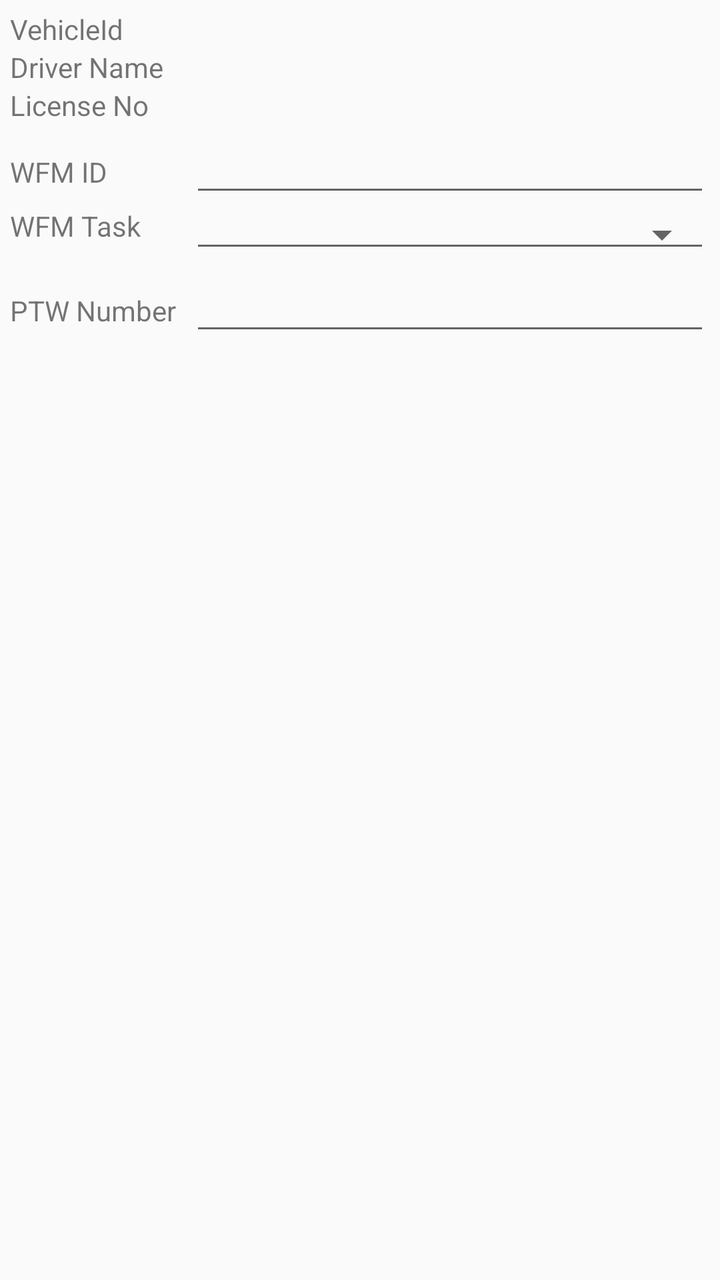
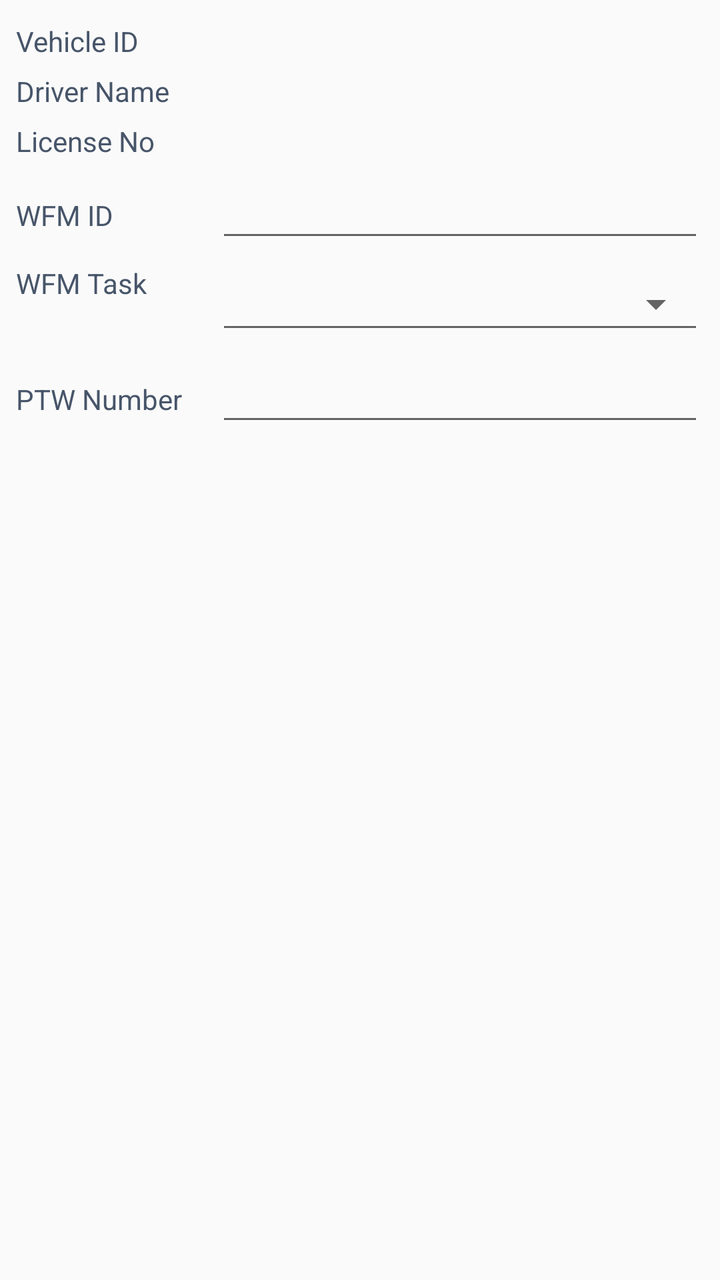

Compare the two renders of this Android layout. The source of the first and the diff that turns it into the second are given below.
<!-- AndroidManifest.xml: application theme AppTheme -->
<!-- res/layout/chklist_header.xml -->
<?xml version="1.0" encoding="utf-8"?>
<LinearLayout xmlns:android="http://schemas.android.com/apk/res/android"
    android:orientation="vertical" android:layout_width="match_parent"
    android:layout_height="match_parent">
    <LinearLayout
        android:layout_width="match_parent"
        android:layout_height="wrap_content"
        android:layout_marginLeft="5dp"
        android:layout_marginRight="5dp"
        android:layout_marginTop="5dp"
        android:orientation="horizontal">

        <TextView
            android:layout_width="90dp"
            android:layout_height="wrap_content"
            android:text="VehicleId" />

        <TextView
            android:id="@+id/vehicleid"
            android:layout_width="wrap_content"
            android:layout_height="wrap_content"
            android:textColor="@color/black"
            android:textStyle="bold" />
    </LinearLayout>

    <LinearLayout
        android:layout_width="match_parent"
        android:layout_height="wrap_content"
        android:layout_marginLeft="5dp"
        android:layout_marginRight="5dp"
        android:orientation="horizontal">

        <TextView
            android:layout_width="90dp"
            android:layout_height="wrap_content"
            android:text="Driver Name" />

        <TextView
            android:id="@+id/drivername"
            android:layout_width="wrap_content"
            android:layout_height="wrap_content"
            android:textStyle="bold" />
    </LinearLayout>

    <LinearLayout
        android:layout_width="match_parent"
        android:layout_height="wrap_content"
        android:layout_marginLeft="5dp"
        android:layout_marginRight="5dp"
        android:orientation="horizontal">

        <TextView
            android:layout_width="90dp"
            android:layout_height="wrap_content"
            android:text="License No" />

        <TextView
            android:id="@+id/license"
            android:layout_width="wrap_content"
            android:layout_height="wrap_content"
            android:textStyle="bold" />
    </LinearLayout>

    <LinearLayout
        android:layout_width="match_parent"
        android:layout_height="wrap_content"
        android:layout_marginLeft="5dp"
        android:layout_marginRight="5dp"
        android:orientation="horizontal">

        <TextView
            android:layout_width="90dp"
            android:layout_height="wrap_content"
            android:text="WFM ID" />

        <EditText
            android:id="@+id/wfm"
            android:layout_width="match_parent"
            android:layout_height="wrap_content"
            android:digits="abcdefghijklmnopqrstuvwxyzABCDEFGHIJKLMNOPQRSTUVWXYZ0123456789"
            android:inputType="text"
            android:maxLength="30"
            android:maxLines="1" />
    </LinearLayout>

    <LinearLayout
        android:layout_width="match_parent"
        android:layout_height="wrap_content"
        android:layout_marginLeft="5dp"
        android:layout_marginRight="5dp"
        android:orientation="horizontal">

        <TextView
            android:layout_width="90dp"
            android:layout_height="wrap_content"
            android:text="WFM Task" />

        <Spinner
            android:id="@+id/wfmTask"
            style="@android:style/Widget.Material.Spinner.Underlined"
            android:layout_width="match_parent"
            android:layout_height="wrap_content" />
    </LinearLayout>

    <LinearLayout
        android:layout_width="match_parent"
        android:layout_height="wrap_content"
        android:layout_marginLeft="5dp"
        android:layout_marginRight="5dp"
        android:orientation="horizontal">

        <TextView
            android:layout_width="90dp"
            android:layout_height="wrap_content"
            android:text="PTW Number" />

        <EditText
            android:id="@+id/ptw"
            android:layout_width="match_parent"
            android:layout_height="wrap_content"
            android:digits="abcdefghijklmnopqrstuvwxyzABCDEFGHIJKLMNOPQRSTUVWXYZ0123456789"
            android:inputType="text"
            android:maxLength="30"
            android:maxLines="1" />
    </LinearLayout>
</LinearLayout>
<!-- resources referenced by this layout -->
<resources>
  <color name="black">#000000</color>
  <style name="AppTheme" parent="Theme.AppCompat.Light.DarkActionBar">
          
          <item name="colorPrimary">@color/colorPrimary</item>
          <item name="colorPrimaryDark">@color/colorPrimaryDark</item>
          <item name="colorAccent">@color/colorAccent</item>
      </style>
  <color name="colorPrimary">#3F51B5</color>
  <color name="colorPrimaryDark">#303F9F</color>
  <color name="colorAccent">#6495ED</color>
</resources>

<!-- the commit's change to res/layout/chklist_header.xml (unified diff, before → after) -->
@@ -1,126 +1,144 @@
 <?xml version="1.0" encoding="utf-8"?>
 <LinearLayout xmlns:android="http://schemas.android.com/apk/res/android"
     android:orientation="vertical" android:layout_width="match_parent"
-    android:layout_height="match_parent">
+    android:layout_height="match_parent"
+    android:padding="8dp">
+
     <LinearLayout
         android:layout_width="match_parent"
         android:layout_height="wrap_content"
-        android:layout_marginLeft="5dp"
-        android:layout_marginRight="5dp"
-        android:layout_marginTop="5dp"
+        android:layout_marginVertical="3dp"
         android:orientation="horizontal">
 
         <TextView
-            android:layout_width="90dp"
+            android:layout_width="100dp"
             android:layout_height="wrap_content"
-            android:text="VehicleId" />
+            android:text="Vehicle ID"
+            android:textColor="#475569"
+            android:textSize="14sp" />
 
         <TextView
             android:id="@+id/vehicleid"
             android:layout_width="wrap_content"
             android:layout_height="wrap_content"
-            android:textColor="@color/black"
+            android:textColor="#0F172A"
+            android:textSize="14sp"
             android:textStyle="bold" />
     </LinearLayout>
 
     <LinearLayout
         android:layout_width="match_parent"
         android:layout_height="wrap_content"
-        android:layout_marginLeft="5dp"
-        android:layout_marginRight="5dp"
+        android:layout_marginVertical="3dp"
         android:orientation="horizontal">
 
         <TextView
-            android:layout_width="90dp"
+            android:layout_width="100dp"
             android:layout_height="wrap_content"
-            android:text="Driver Name" />
+            android:text="Driver Name"
+            android:textColor="#475569"
+            android:textSize="14sp" />
 
         <TextView
             android:id="@+id/drivername"
             android:layout_width="wrap_content"
             android:layout_height="wrap_content"
+            android:textColor="#0F172A"
+            android:textSize="14sp"
             android:textStyle="bold" />
     </LinearLayout>
 
     <LinearLayout
         android:layout_width="match_parent"
         android:layout_height="wrap_content"
-        android:layout_marginLeft="5dp"
-        android:layout_marginRight="5dp"
+        android:layout_marginVertical="3dp"
         android:orientation="horizontal">
 
         <TextView
-            android:layout_width="90dp"
+            android:layout_width="100dp"
             android:layout_height="wrap_content"
-            android:text="License No" />
+            android:text="License No"
+            android:textColor="#475569"
+            android:textSize="14sp" />
 
         <TextView
             android:id="@+id/license"
             android:layout_width="wrap_content"
             android:layout_height="wrap_content"
+            android:textColor="#0F172A"
+            android:textSize="14sp"
             android:textStyle="bold" />
     </LinearLayout>
 
     <LinearLayout
         android:layout_width="match_parent"
         android:layout_height="wrap_content"
-        android:layout_marginLeft="5dp"
-        android:layout_marginRight="5dp"
+        android:layout_marginVertical="3dp"
         android:orientation="horizontal">
 
         <TextView
-            android:layout_width="90dp"
+            android:layout_width="100dp"
             android:layout_height="wrap_content"
-            android:text="WFM ID" />
+            android:text="WFM ID"
+            android:textColor="#475569"
+            android:textSize="14sp" />
 
         <EditText
             android:id="@+id/wfm"
             android:layout_width="match_parent"
-            android:layout_height="wrap_content"
+            android:layout_height="40dp"
             android:digits="abcdefghijklmnopqrstuvwxyzABCDEFGHIJKLMNOPQRSTUVWXYZ0123456789"
             android:inputType="text"
             android:maxLength="30"
-            android:maxLines="1" />
+            android:maxLines="1"
+            android:textColor="#0F172A"
+            android:textColorHint="#94A3B8"
+            android:textSize="14sp" />
     </LinearLayout>
 
     <LinearLayout
         android:layout_width="match_parent"
         android:layout_height="wrap_content"
-        android:layout_marginLeft="5dp"
-        android:layout_marginRight="5dp"
+        android:layout_marginVertical="3dp"
         android:orientation="horizontal">
 
         <TextView
-            android:layout_width="90dp"
+            android:layout_width="100dp"
             android:layout_height="wrap_content"
-            android:text="WFM Task" />
+            android:text="WFM Task"
+            android:textColor="#475569"
+            android:textSize="14sp" />
 
         <Spinner
             android:id="@+id/wfmTask"
             style="@android:style/Widget.Material.Spinner.Underlined"
             android:layout_width="match_parent"
-            android:layout_height="wrap_content" />
+            android:layout_height="40dp" />
     </LinearLayout>
 
     <LinearLayout
         android:layout_width="match_parent"
         android:layout_height="wrap_content"
-        android:layout_marginLeft="5dp"
-        android:layout_marginRight="5dp"
+        android:layout_marginVertical="3dp"
         android:orientation="horizontal">
 
         <TextView
-            android:layout_width="90dp"
+            android:layout_width="100dp"
             android:layout_height="wrap_content"
-            android:text="PTW Number" />
+            android:text="PTW Number"
+            android:textColor="#475569"
+            android:textSize="14sp" />
 
         <EditText
             android:id="@+id/ptw"
             android:layout_width="match_parent"
-            android:layout_height="wrap_content"
+            android:layout_height="40dp"
             android:digits="abcdefghijklmnopqrstuvwxyzABCDEFGHIJKLMNOPQRSTUVWXYZ0123456789"
             android:inputType="text"
             android:maxLength="30"
-            android:maxLines="1" />
+            android:maxLines="1"
+            android:textColor="#0F172A"
+            android:textColorHint="#94A3B8"
+            android:textSize="14sp" />
     </LinearLayout>
 </LinearLayout>
<!-- resource entries referenced after the edit -->
@@ -1,6 +1,5 @@
 <!-- resources referenced by this layout -->
 <resources>
-  <color name="black">#000000</color>
   <style name="AppTheme" parent="Theme.AppCompat.Light.DarkActionBar">
           
           <item name="colorPrimary">@color/colorPrimary</item>
